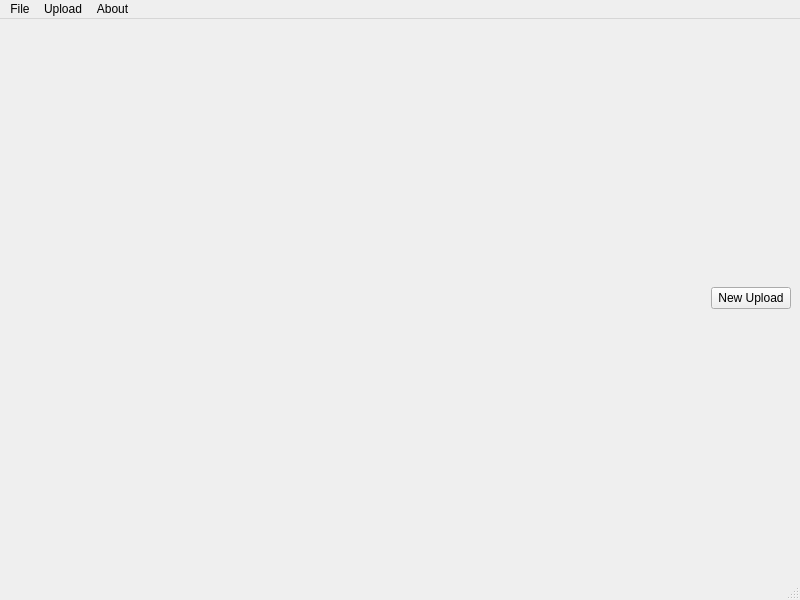
petrows/Upload-service, file upload-client/src/ui_main.ui: the form before one commit.
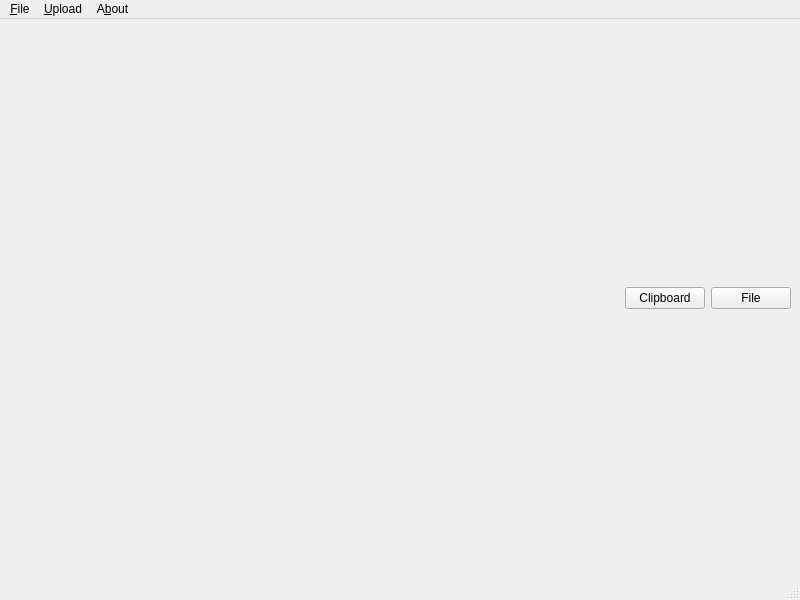
The form after the commit. Icons and pictures are not drawn.

Commit message: client can upload clipboard

```diff
--- a/upload-client/src/ui_main.ui
+++ b/upload-client/src/ui_main.ui
@@ -36,10 +36,24 @@
         </property>
        </spacer>
       </item>
+      <item>
+       <widget class="QPushButton" name="btnClipUpload">
+        <property name="text">
+         <string>Clipboard</string>
+        </property>
+        <property name="icon">
+         <iconset resource="../res/res.qrc">
+          <normaloff>:/icons/up</normaloff>:/icons/up</iconset>
+        </property>
+        <property name="shortcut">
+         <string>Ctrl+V</string>
+        </property>
+       </widget>
+      </item>
       <item>
        <widget class="QPushButton" name="btnNewUpload">
         <property name="text">
-         <string>New Upload</string>
+         <string>File</string>
         </property>
         <property name="icon">
          <iconset resource="../res/res.qrc">
@@ -57,12 +71,12 @@
      <x>0</x>
      <y>0</y>
      <width>800</width>
-     <height>26</height>
+     <height>25</height>
     </rect>
    </property>
    <widget class="QMenu" name="menuFile">
     <property name="title">
-     <string>File</string>
+     <string>&amp;File</string>
     </property>
     <addaction name="actionSettings"/>
     <addaction name="actionHide"/>
@@ -71,13 +85,13 @@
    </widget>
    <widget class="QMenu" name="menuUpload">
     <property name="title">
-     <string>Upload</string>
+     <string>&amp;Upload</string>
     </property>
     <addaction name="actionNew_upload"/>
    </widget>
    <widget class="QMenu" name="menuAbout">
     <property name="title">
-     <string>About</string>
+     <string>A&amp;bout</string>
     </property>
     <addaction name="actionUpdatesMenu"/>
     <addaction name="actionAbout_program"/>
```
Left out of the diff: 16 changed lines with no effect on the pictures. The commit also changes 3 other files.
